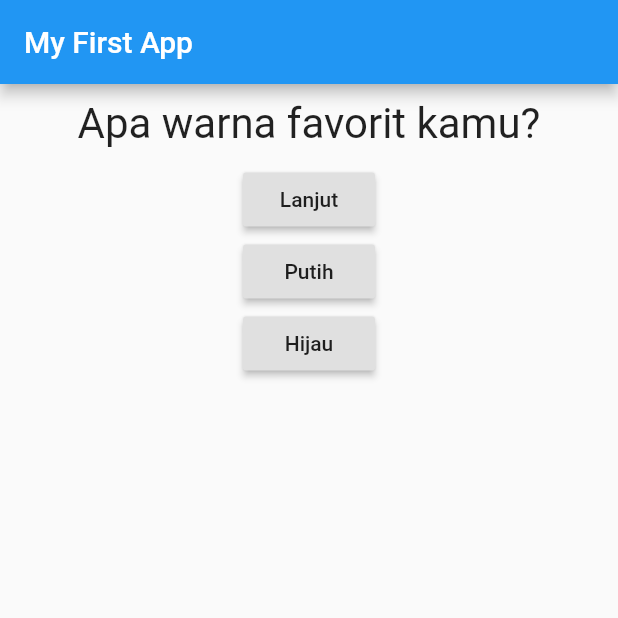
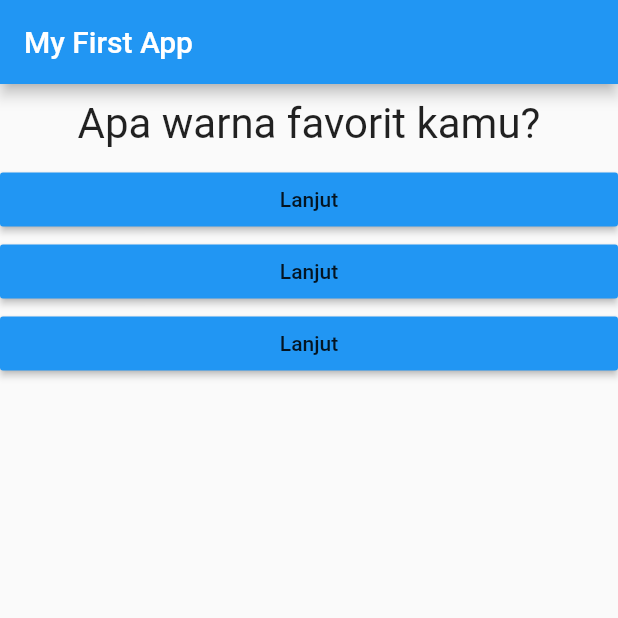
Before and after one commit to naufalakmal/belajar_flutter, a Flutter app: the screen it shows after launch, on a phone screen of 412 x 824 dp, the top half of it. Run offline on Flutter 3.47's test engine with Material 2 defaults, Android fonts, the phone set to English and light mode, and no system bars.

```diff
--- /dev/null
+++ b/lib/answer.dart
@@ -0,0 +1,19 @@
+import 'package:flutter/material.dart';
+
+class Answer extends StatelessWidget {
+  final Function selectHandler;
+
+  Answer(this.selectHandler);
+
+  @override
+  Widget build(BuildContext context) {
+    return Container(
+      width: double.infinity,
+      child: RaisedButton(
+        color: Colors.blue,
+        child: Text('Lanjut'),
+        onPressed: selectHandler,
+      ),
+    );
+  }
+}
--- a/lib/main.dart
+++ b/lib/main.dart
@@ -1,6 +1,7 @@
 import 'package:flutter/material.dart';
 
 import './question.dart';
+import './answer.dart';
 
 void main() => runApp(MyApp());
 
@@ -29,20 +30,9 @@ class _MyAppState extends State<MyApp> {
         body: Column(
           children: [
             Question(questions[_questionIndex]),
-            RaisedButton(
-              child: Text('Lanjut'),
-              onPressed: _answerQuestion,
-            ),
-            RaisedButton(
-              child: Text('Putih'),
-              onPressed: () => print('Answer 2 chosen!'),
-            ),
-            RaisedButton(
-              child: Text('Hijau'),
-              onPressed: () {
-                print('Answer 3 chosen!');
-              },
-            ),
+            Answer(_answerQuestion),
+            Answer(_answerQuestion),
+            Answer(_answerQuestion),
           ],
         ),
         // Invisible layout
```
